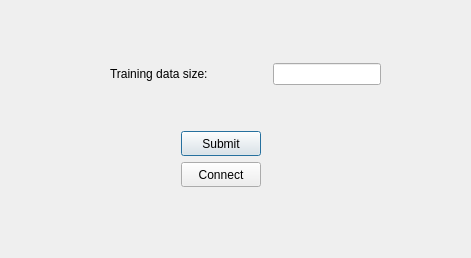
Old version of the form mkdialog.ui in the repository MATF-RS19/RS018-miniknime.
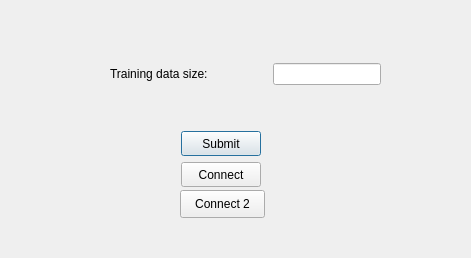
New version of the form.

What changed in the file:
```diff
--- a/mkdialog.ui
+++ b/mkdialog.ui
@@ -72,6 +72,19 @@
     </item>
    </layout>
   </widget>
+  <widget class="QPushButton" name="connectButton2">
+   <property name="geometry">
+    <rect>
+     <x>180</x>
+     <y>190</y>
+     <width>85</width>
+     <height>28</height>
+    </rect>
+   </property>
+   <property name="text">
+    <string>Connect 2</string>
+   </property>
+  </widget>
  </widget>
  <resources/>
  <connections/>
```
